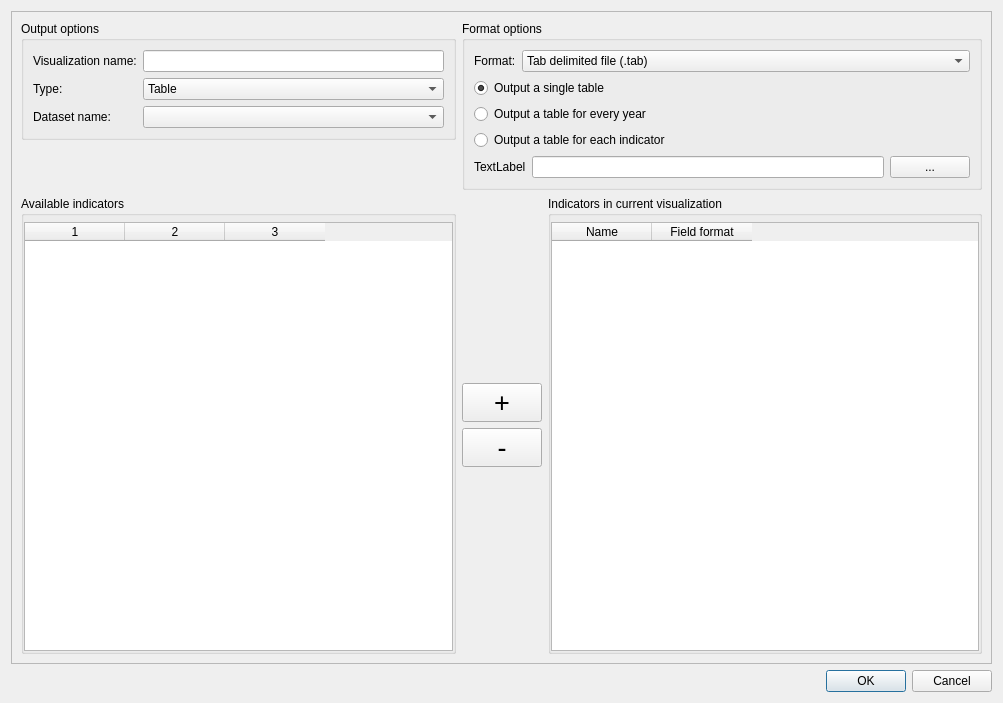
Qt form opus_gui/results_manager/views/configure_batch_indicator_visualization.ui (psrc/urbansim) before a commit.
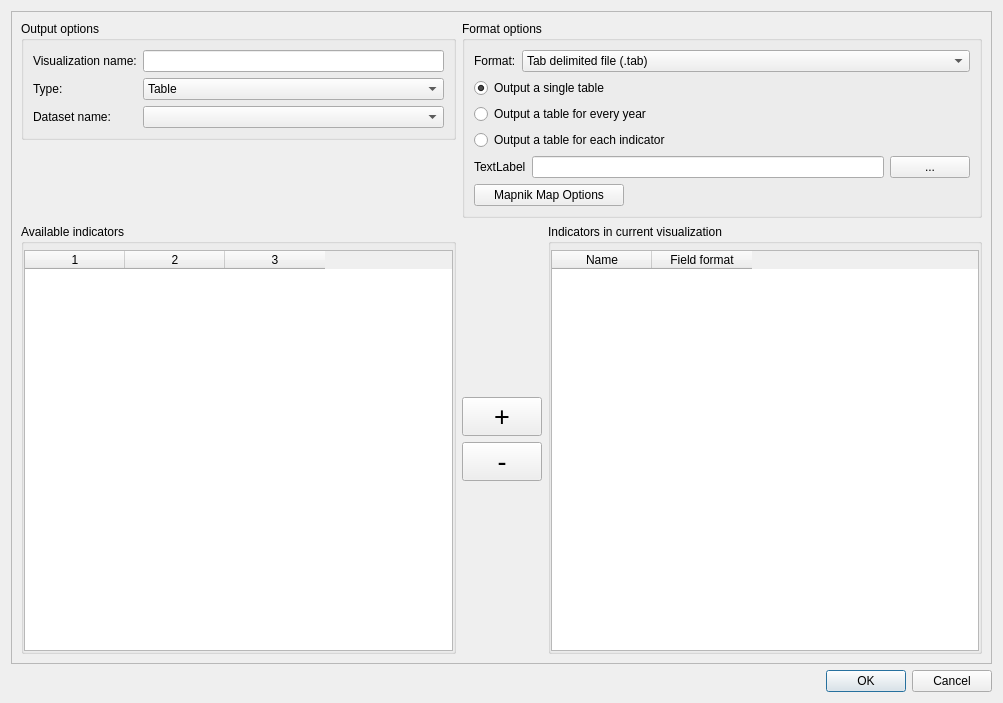
The same form after that commit.

The edit to the form file:
```diff
--- a/opus_gui/results_manager/views/configure_batch_indicator_visualization.ui
+++ b/opus_gui/results_manager/views/configure_batch_indicator_visualization.ui
@@ -263,6 +263,19 @@
            </item>
           </layout>
          </item>
+         <item row="5" column="0" >
+          <widget class="QPushButton" name="mapnikOptions" >
+           <property name="maximumSize" >
+            <size>
+             <width>150</width>
+             <height>16777215</height>
+            </size>
+           </property>
+           <property name="text" >
+            <string>Mapnik Map Options</string>
+           </property>
+          </widget>
+         </item>
         </layout>
        </widget>
       </item>
```
Left out of the diff: 5 changed lines with no effect on the pictures.
